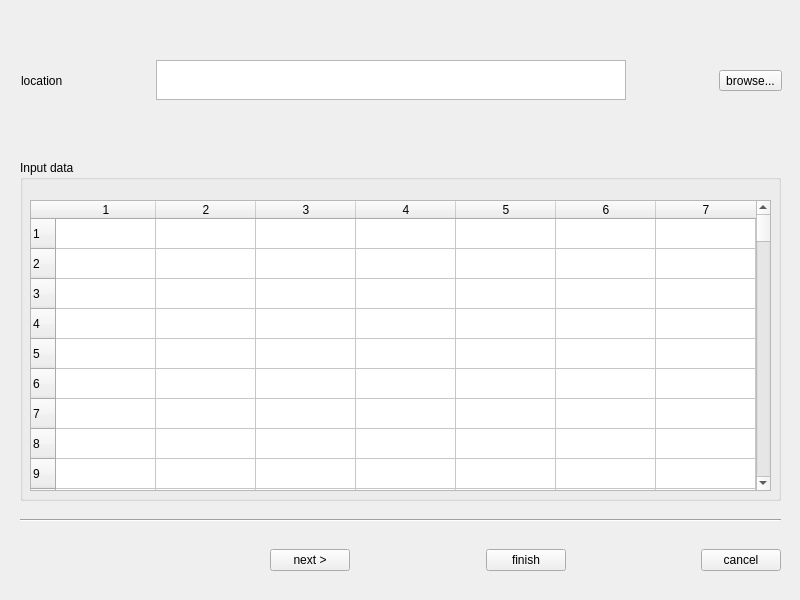
Old version of the form UI/ImportData.ui in the repository zel0rd/Non-Identifying.
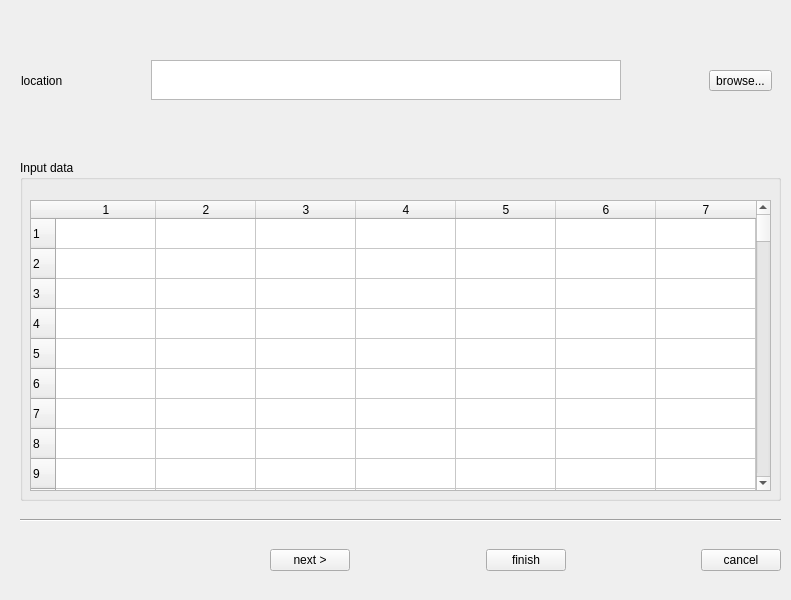
New version of the form.

Commit message: add import data ui

Diff of the .ui file:
```diff
--- a/UI/ImportData.ui
+++ b/UI/ImportData.ui
@@ -6,7 +6,7 @@
    <rect>
     <x>0</x>
     <y>0</y>
-    <width>800</width>
+    <width>791</width>
     <height>600</height>
    </rect>
   </property>
@@ -78,7 +78,7 @@
      <rect>
       <x>21</x>
       <y>50</y>
-      <width>761</width>
+      <width>751</width>
       <height>61</height>
      </rect>
     </property>
```
The commit also changes 1 other file.
